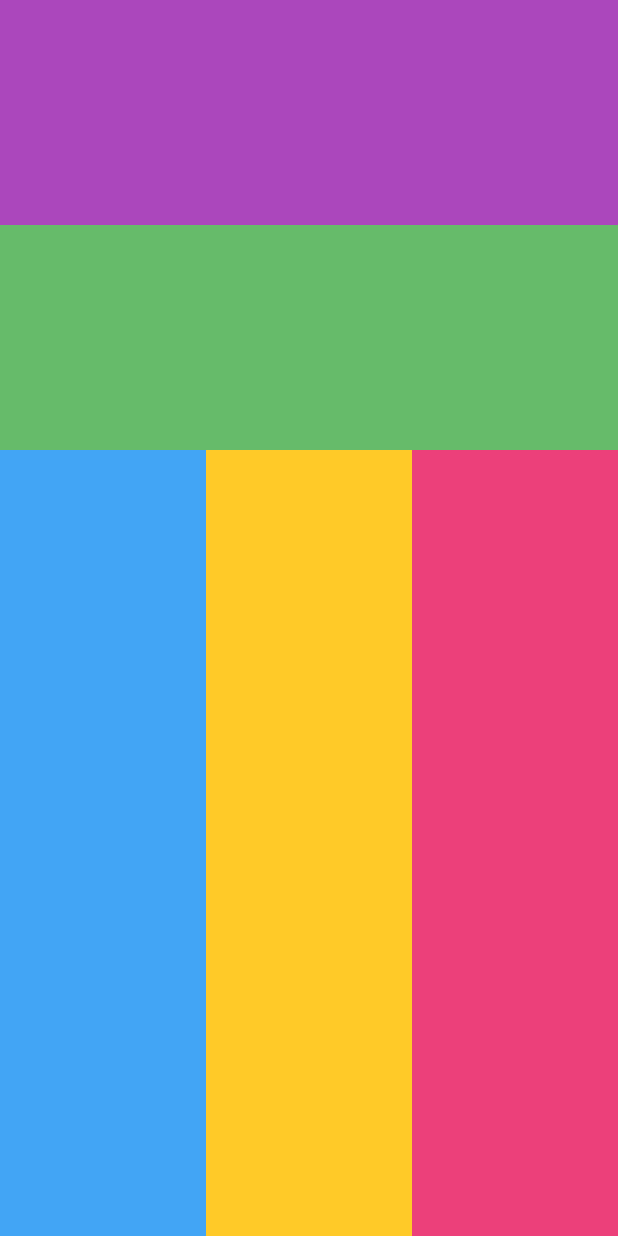
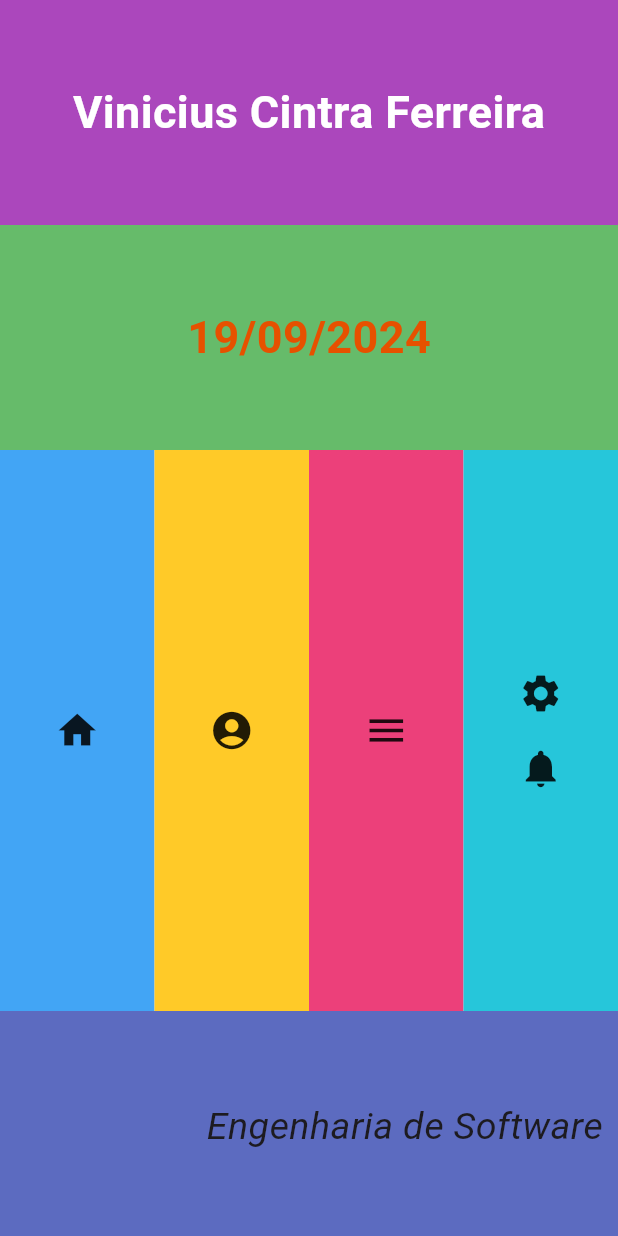
Before and after one commit to faustocintra/dsm2-unifacef-2024-2, a Flutter app: the screen it shows after launch, on a phone screen of 412 x 824 dp. Run offline on Flutter 3.47's test engine with Material 3 defaults, Android fonts, the phone set to English and light mode, and no system bars.

Commit message:
final-pre-avaliacao

```diff
--- a/layout2/lib/main.dart
+++ b/layout2/lib/main.dart
@@ -37,33 +37,121 @@ class Layout extends StatelessWidget {
   Widget build(BuildContext context) {
     return Column(
       children: [
+        // 1ª Linha - Nome do Aluno
         Row(
           children: [
             Expanded(
-                child: Container(
-              color: Colors.purple[400],
+              child: Container(
+              color: Colors.purple[400], // define a cor da linha
               height: 150,
+              child: Center(
+                child: Text(
+                  'Vinicius Cintra Ferreira',
+                  style: TextStyle(
+                    fontSize: 30,
+                    fontWeight: FontWeight.bold, // Aplica o estilo de negrito
+                    color: Colors.white, // Altera a cor da fonte
+                  ),
+                ),
+              ),
             ))
           ],
         ),
+        // 2ª Linha - Data da Prova
         Row(
           children: [
             Expanded(
-                child: Container(
-              color: Colors.green[400],
+              child: Container(
+              color: Colors.green[400], // define a cor da linha
               height: 150,
+              child: Center(
+                child: Text(
+                  '19/09/2024',
+                  style: TextStyle(
+                    fontSize: 30, // define o tamanho do texto
+                    fontWeight: FontWeight.bold, // Aplica o estilo de negrito
+                    color: Color(0xFFE65100), // Altera a cor da fonte
+                  ),
+                ),
+              ),
             ))
           ],
         ),
         Expanded(
-            child: Row(
+          // 3ª Linha - colunas
+          child: Row(
           crossAxisAlignment: CrossAxisAlignment.stretch,
           children: [
-            Expanded(child: Container(color: Colors.blue[400])),
-            Expanded(child: Container(color: Colors.amber[400])),
-            Expanded(child: Container(color: Colors.pink[400])),
+            Expanded(
+              // 1ª Coluna - icone de home
+              child: Container(
+                color: Colors.blue[400], // define a cor da coluna
+                child: Center(
+                  child: Icon(Icons.home, size: 30) // Exibe o icone com tamanho 30
+                ),
+              ),
+            ),
+            Expanded(
+              // 2ª Coluna - icone de conta
+              child: Container(
+                color: Colors.amber[400], // define a cor da coluna
+                child: Center(
+                  child: Icon(Icons.account_circle, size: 30), // Exibe o icone com tamanho 30
+                ),
+              ),
+            ),
+            Expanded(
+              // 3ª Coluna - icone de menu
+              child: Container(
+                color: Colors.pink[400], // define a cor da coluna
+                child: Center(
+                  child: Icon(Icons.menu, size: 30), // Exibe o icone com tamanho 30
+                ),
+              ),
+            ),
+            Expanded(
+              // 4ª Coluna - icone configuração e notificação
+              child: Container(
+                color: Colors.cyan[400], // define a cor da coluna
+                child: Column(
+                  mainAxisAlignment: MainAxisAlignment.center,
+                  children: [
+                    Icon(Icons.settings, size: 30), // Exibe o icone com tamanho 30
+                    SizedBox(height: 20.0), // Adiciona o espaçamento entre os icones
+                    Icon(Icons.notifications, size: 30), // Exibe o icone com tamanho 30
+                  ],
+                ),
+              ),
+            ),
           ],
-        ))
+        )),
+        // 4ª Linha - Nome do Curso
+        Row(
+          children: [
+            Expanded(
+              child: Container(
+                color: Colors.indigo[400], // define a cor da linha
+                height: 150,
+                child: Stack(
+                  children: [
+                    Positioned( // permite posicionar o texto relativo ao container
+                      bottom: 55, // define que o texto deve ser exibito 55px acima da parte infetior do container
+                      right: 10, // define que o texto deve esta a 10 px de distanvcia da direita do container
+                      child: Text(
+                        'Engenharia de Software',
+                        style: TextStyle(
+                          fontSize: 25, // define o tamanho do texto
+                          fontStyle: FontStyle.italic, // Aplica o estilo de italico pata o texto
+                        ),
+                      ),
+                    ),
+                  ],
+                ),
+              ),
+            ),
+          ],
+        ),
+
       ],
     );
   }
```
